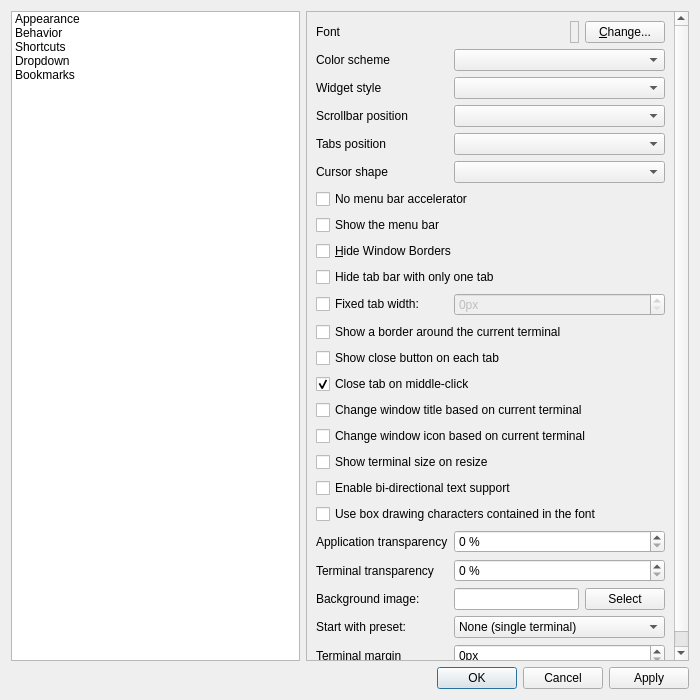
Qt form src/forms/propertiesdialog.ui (lxqt/qterminal) before a commit.
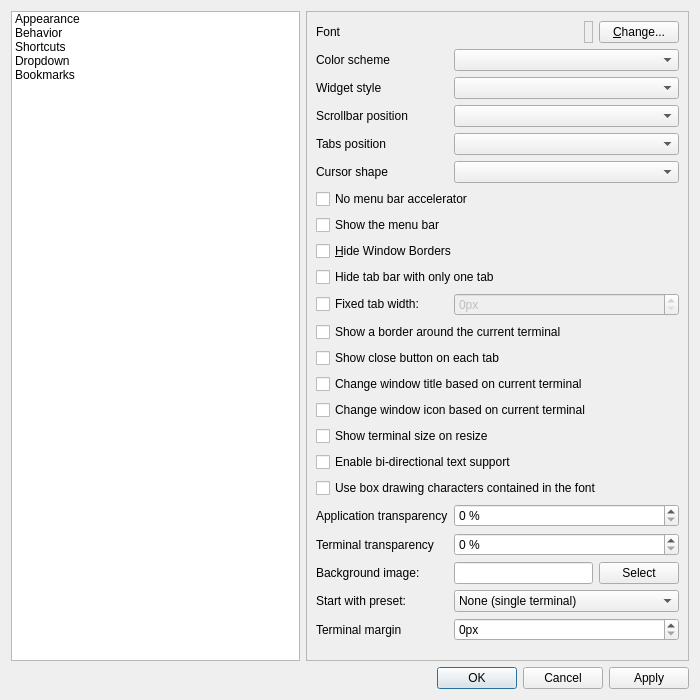
The same form after that commit. Icons and pictures are not drawn.

Commit message: Move 'Close tab on middle-click' from Appearance to Behavior preferences

```diff
--- a/src/forms/propertiesdialog.ui
+++ b/src/forms/propertiesdialog.ui
@@ -111,7 +111,7 @@
            </rect>
           </property>
           <layout class="QGridLayout" name="gridLayout_3">
-           <item row="20" column="1">
+           <item row="19" column="1">
             <widget class="QSpinBox" name="appTransparencyBox">
              <property name="suffix">
               <string> %</string>
@@ -198,7 +198,7 @@
            <item row="2" column="1">
             <widget class="QComboBox" name="colorSchemaCombo"/>
            </item>
-           <item row="23" column="0">
+           <item row="22" column="0">
             <widget class="QLabel" name="label_9">
              <property name="text">
               <string>Start with preset:</string>
@@ -208,7 +208,7 @@
              </property>
             </widget>
            </item>
-           <item row="23" column="1">
+           <item row="22" column="1">
             <widget class="QComboBox" name="terminalPresetComboBox">
              <item>
               <property name="text">
@@ -242,7 +242,7 @@
              </property>
             </widget>
            </item>
-           <item row="24" column="0">
+           <item row="23" column="0">
             <widget class="QLabel" name="label_15">
              <property name="text">
               <string>Terminal margin</string>
@@ -259,7 +259,7 @@
              </property>
             </widget>
            </item>
-           <item row="22" column="0">
+           <item row="21" column="0">
             <widget class="QLabel" name="label_13">
              <property name="text">
               <string>Background image:</string>
@@ -279,7 +279,7 @@
              </property>
             </widget>
            </item>
-           <item row="22" column="1">
+           <item row="21" column="1">
             <layout class="QHBoxLayout" name="horizontalLayout_3">
              <item>
               <widget class="QLineEdit" name="backgroundImageLineEdit"/>
@@ -306,7 +306,7 @@
            <item row="5" column="1">
             <widget class="QComboBox" name="tabsPos_comboBox"/>
            </item>
-           <item row="25" column="0" colspan="2">
+           <item row="24" column="0" colspan="2">
             <spacer name="verticalSpacer_3">
              <property name="orientation">
               <enum>Qt::Vertical</enum>
@@ -339,7 +339,7 @@
              </property>
             </widget>
            </item>
-           <item row="21" column="0">
+           <item row="20" column="0">
             <widget class="QLabel" name="label">
              <property name="text">
               <string>Terminal transparency</string>
@@ -352,7 +352,7 @@
            <item row="6" column="1">
             <widget class="QComboBox" name="keybCursorShape_comboBox"/>
            </item>
-           <item row="20" column="0">
+           <item row="19" column="0">
             <widget class="QLabel" name="label_4">
              <property name="text">
               <string>Application transparency</string>
@@ -369,21 +369,21 @@
              </property>
             </widget>
            </item>
-           <item row="24" column="1">
+           <item row="23" column="1">
             <widget class="QSpinBox" name="terminalMarginSpinBox">
              <property name="suffix">
               <string>px</string>
              </property>
             </widget>
            </item>
-           <item row="18" column="0" colspan="2">
+           <item row="17" column="0" colspan="2">
             <widget class="QCheckBox" name="enabledBidiSupportCheckBox">
              <property name="text">
               <string>Enable bi-directional text support</string>
              </property>
             </widget>
            </item>
-           <item row="21" column="1">
+           <item row="20" column="1">
             <widget class="QSpinBox" name="termTransparencyBox">
              <property name="suffix">
               <string> %</string>
@@ -422,7 +422,7 @@
              </property>
             </widget>
            </item>
-           <item row="15" column="0" colspan="2">
+           <item row="14" column="0" colspan="2">
             <widget class="QCheckBox" name="changeWindowTitleCheckBox">
              <property name="text">
               <string>Change window title based on current terminal</string>
@@ -439,21 +439,21 @@
            <item row="3" column="1">
             <widget class="QComboBox" name="styleComboBox"/>
            </item>
-           <item row="16" column="0" colspan="2">
+           <item row="15" column="0" colspan="2">
             <widget class="QCheckBox" name="changeWindowIconCheckBox">
              <property name="text">
               <string>Change window icon based on current terminal</string>
              </property>
             </widget>
            </item>
-           <item row="17" column="0" colspan="2">
+           <item row="16" column="0" colspan="2">
             <widget class="QCheckBox" name="showTerminalSizeHintCheckBox">
              <property name="text">
               <string>Show terminal size on resize</string>
              </property>
             </widget>
            </item>
-           <item row="19" column="0" colspan="2">
+           <item row="18" column="0" colspan="2">
             <widget class="QCheckBox" name="useFontBoxDrawingCharsCheckBox">
              <property name="toolTip">
               <string>Specify whether box drawing characters should be drawn by QTerminal internally or left to underlying font rendering libraries.</string>
@@ -480,16 +480,6 @@
              </property>
             </widget>
            </item>
-           <item row="14" column="0" colspan="2">
-            <widget class="QCheckBox" name="closeTabOnMiddleClickCheckBox">
-             <property name="text">
-              <string>Close tab on middle-click</string>
-             </property>
-             <property name="checked">
-              <bool>true</bool>
-             </property>
-            </widget>
-           </item>
           </layout>
          </widget>
         </widget>
@@ -710,7 +700,17 @@
                 </property>
                </widget>
               </item>
-              <item row="5" column="0" colspan="2">
+              <item row="5" column="0" colspan="2"> 
+               <widget class="QCheckBox" name="closeTabOnMiddleClickCheckBox">
+                <property name="text">
+                 <string>Close tab on middle-click</string>
+                </property>
+                <property name="checked">
+                 <bool>true</bool>
+                </property>
+               </widget>
+              </item>
+              <item row="6" column="0" colspan="2">
                <widget class="QCheckBox" name="askOnExitCheckBox">
                 <property name="text">
                  <string>Ask for confirmation when closing</string>
```
Left out of the diff: 16 changed lines with no effect on the pictures.
